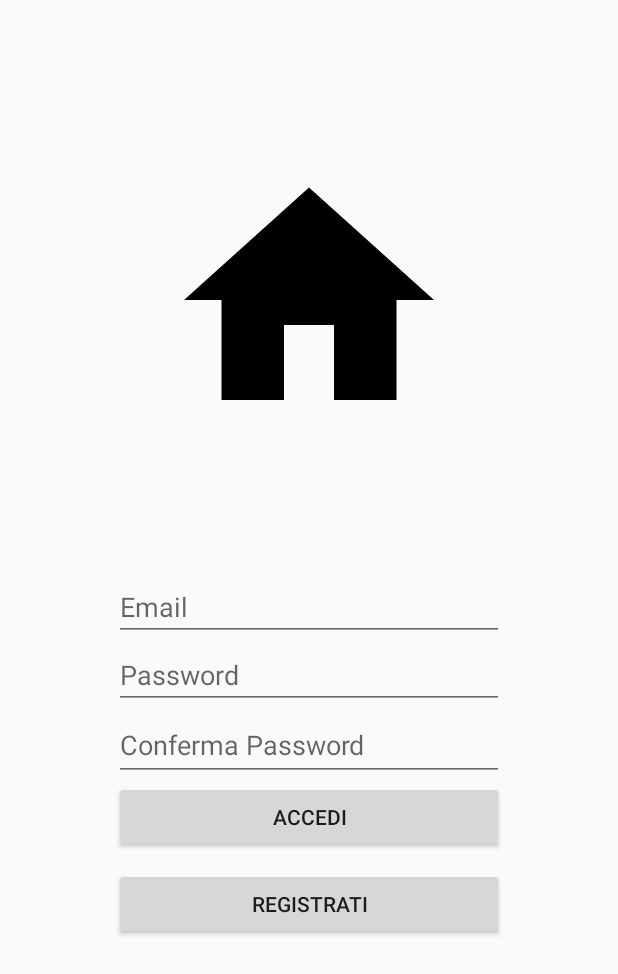
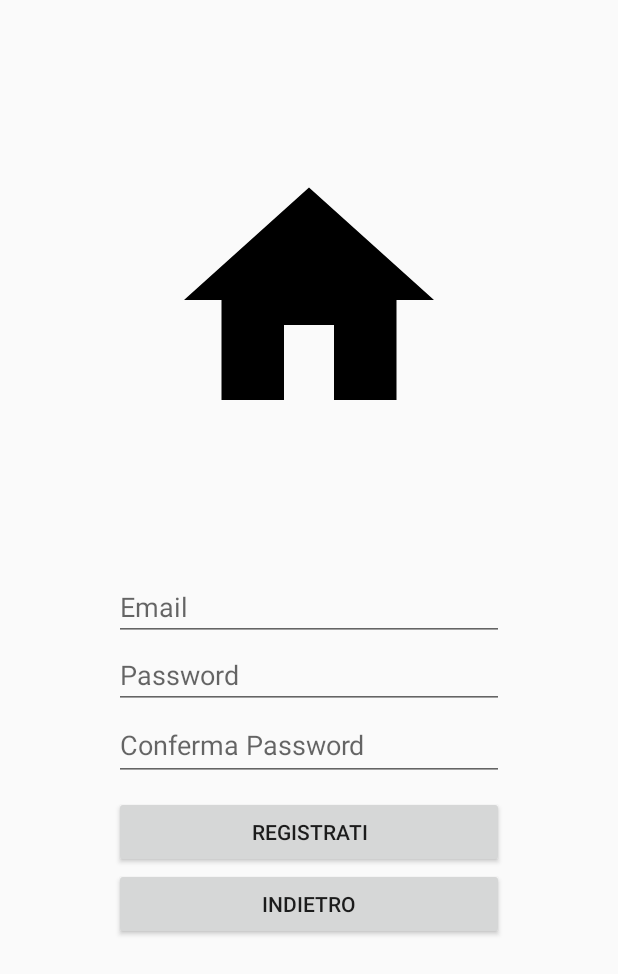
Before and after one commit to d-albuzzi1/FlashCardas, an Android app: the screen it shows after launch (WelcomeActivity), after a tap on "REGISTRATI", on a phone screen of 412 x 824 dp. Shown: the top 974 px of the screen. Run offline under Robolectric (Android 15) with nearby library versions, the phone set to English and light mode, and no system bars; our stand-ins replace Firebase (no records; nobody signed in at launch, a user with empty details on screens opened directly).

Commit message:
rimozione AuthActivity.java e il suo xml, fix del RegisterFragment e MainViewModel e MainActivity

```diff
--- a/app/src/main/java/com/example/flashcardas/ui/main/MainActivity.java
+++ b/app/src/main/java/com/example/flashcardas/ui/main/MainActivity.java
@@ -10,6 +10,7 @@ import androidx.lifecycle.ViewModelProvider;
 
 import com.example.flashcardas.R;
 import com.example.flashcardas.viewmodel.MainViewModel;
+import com.example.flashcardas.viewmodel.WelcomeViewModel;
 import com.google.android.material.bottomnavigation.BottomNavigationView;
 import com.google.android.material.navigation.NavigationBarView;
 
@@ -27,7 +28,7 @@ public class MainActivity extends AppCompatActivity implements NavigationBarView
 
         // Inizializza BottomNavigationView
         BottomNavigationView bottomNavigationView = findViewById(R.id.bottom_navigation_bar);
-        bottomNavigationView.setOnItemSelectedListener(this);  // Usa il nuovo listener
+        bottomNavigationView.setOnItemSelectedListener(this);
 
         // Osserva i cambiamenti del Fragment corrente
         mainViewModel.getCurrentFragment().observe(this, this::loadFragment);
--- a/app/src/main/java/com/example/flashcardas/ui/welcome/LoginFragment.java
+++ b/app/src/main/java/com/example/flashcardas/ui/welcome/LoginFragment.java
@@ -16,10 +16,10 @@ import androidx.lifecycle.ViewModelProvider;
 
 import com.example.flashcardas.R;
 import com.example.flashcardas.ui.main.MainActivity;
-import com.example.flashcardas.viewmodel.MainViewModel;
+import com.example.flashcardas.viewmodel.WelcomeViewModel;
 
 public class LoginFragment extends Fragment {
-    private MainViewModel mainViewModel;
+    private WelcomeViewModel welcomeViewModel;
     private EditText emailInput, passwordInput;
 
     @Nullable
@@ -27,7 +27,7 @@ public class LoginFragment extends Fragment {
     public View onCreateView(@NonNull LayoutInflater inflater, @Nullable ViewGroup container, @Nullable Bundle savedInstanceState) {
         View view = inflater.inflate(R.layout.fragment_login, container, false);
 
-        mainViewModel = new ViewModelProvider(this).get(MainViewModel.class);
+        welcomeViewModel = new ViewModelProvider(this).get(WelcomeViewModel.class);
 
         emailInput = view.findViewById(R.id.emailInput);
         passwordInput = view.findViewById(R.id.passwordInput);
@@ -51,7 +51,7 @@ public class LoginFragment extends Fragment {
             return;
         }
 
-        mainViewModel.loginUser(email, password);
+        welcomeViewModel.loginUser(email, password);
     }
 
     private void loadRegisterFragment() {
@@ -64,7 +64,7 @@ public class LoginFragment extends Fragment {
 
     private void observeViewModel() {
 
-        mainViewModel.getLoginSuccess().observe(getViewLifecycleOwner(), success -> {
+        welcomeViewModel.getLoginSuccess().observe(getViewLifecycleOwner(), success -> {
             if (success) {
 
                 Toast.makeText(getActivity(), "Login riuscito!", Toast.LENGTH_SHORT).show();
@@ -74,7 +74,7 @@ public class LoginFragment extends Fragment {
         });
 
 
-        mainViewModel.getErrorMessage().observe(getViewLifecycleOwner(), error -> {
+        welcomeViewModel.getErrorMessage().observe(getViewLifecycleOwner(), error -> {
             if (error != null) {
                 Toast.makeText(getActivity(), error, Toast.LENGTH_SHORT).show();
             }
--- a/app/src/main/java/com/example/flashcardas/ui/welcome/RegisterFragment.java
+++ b/app/src/main/java/com/example/flashcardas/ui/welcome/RegisterFragment.java
@@ -1,5 +1,6 @@
 package com.example.flashcardas.ui.welcome;
 
+import android.content.Intent;
 import android.os.Bundle;
 import android.view.LayoutInflater;
 import android.view.View;
@@ -14,11 +15,11 @@ import androidx.fragment.app.Fragment;
 import androidx.lifecycle.ViewModelProvider;
 
 import com.example.flashcardas.R;
-import com.example.flashcardas.viewmodel.AuthViewModel;
-import com.example.flashcardas.viewmodel.MainViewModel;
+import com.example.flashcardas.ui.main.MainActivity;
+import com.example.flashcardas.viewmodel.WelcomeViewModel;
 
 public class RegisterFragment extends Fragment {
-    private MainViewModel mainViewModel;
+    private WelcomeViewModel welcomeViewModel;
     private EditText emailInput, passwordInput, confirmPasswordInput;
 
     @Nullable
@@ -26,19 +27,22 @@ public class RegisterFragment extends Fragment {
     public View onCreateView(@NonNull LayoutInflater inflater, @Nullable ViewGroup container, @Nullable Bundle savedInstanceState) {
         View view = inflater.inflate(R.layout.fragment_register, container, false);
 
-        mainViewModel = new ViewModelProvider(this).get(MainViewModel.class);
+        welcomeViewModel = new ViewModelProvider(this).get(WelcomeViewModel.class);
 
         emailInput = view.findViewById(R.id.emailInput);
         passwordInput = view.findViewById(R.id.passwordInput);
         confirmPasswordInput = view.findViewById(R.id.confirmPasswordInput);
         Button registerButton = view.findViewById(R.id.registerButton);
+        Button backButton = view.findViewById(R.id.backButton);
 
         registerButton.setOnClickListener(v -> {
             String email = emailInput.getText().toString().trim();
             String password = passwordInput.getText().toString().trim();
             String confirmPassword = confirmPasswordInput.getText().toString().trim();
-            mainViewModel.registerUser(email, password, confirmPassword);
+            welcomeViewModel.registerUser(email, password, confirmPassword);
         });
+
+        backButton.setOnClickListener(v -> loadLoginFragment());
 
 
         observeViewModel();
@@ -47,18 +51,27 @@ public class RegisterFragment extends Fragment {
     }
 
     private void observeViewModel() {
-        mainViewModel.getRegistrationSuccess().observe(getViewLifecycleOwner(), success -> {
+        welcomeViewModel.getRegistrationSuccess().observe(getViewLifecycleOwner(), success -> {
             if (success) {
-                Toast.makeText(getActivity(), "Registrazione completata! Ora puoi accedere.", Toast.LENGTH_SHORT).show();
+                Toast.makeText(getActivity(), "Registrazione completata!", Toast.LENGTH_SHORT).show();
+                startActivity(new Intent(getActivity(), MainActivity.class));
+                getActivity().finish();
             }
         });
 
-        mainViewModel.getErrorMessage().observe(getViewLifecycleOwner(), error -> {
+        welcomeViewModel.getErrorMessage().observe(getViewLifecycleOwner(), error -> {
             if (error != null) {
                 Toast.makeText(getActivity(), error, Toast.LENGTH_SHORT).show();
             }
         });
     }
 
+    private void loadLoginFragment() {
+        getParentFragmentManager().beginTransaction()
+                .replace(R.id.authFragmentContainer, new LoginFragment())
+                .addToBackStack(null)
+                .commit();
+    }
+
 
 }
--- a/app/src/main/java/com/example/flashcardas/ui/welcome/WelcomeActivity.java
+++ b/app/src/main/java/com/example/flashcardas/ui/welcome/WelcomeActivity.java
@@ -1,8 +1,6 @@
 package com.example.flashcardas.ui.welcome;
 
-import android.content.Intent;
 import android.os.Bundle;
-import android.widget.Button;
 import androidx.appcompat.app.AppCompatActivity;
 import androidx.fragment.app.Fragment;
 
--- a/app/src/main/java/com/example/flashcardas/viewmodel/MainViewModel.java
+++ b/app/src/main/java/com/example/flashcardas/viewmodel/MainViewModel.java
@@ -6,80 +6,18 @@ import androidx.lifecycle.MutableLiveData;
 import androidx.lifecycle.ViewModel;
 
 import com.example.flashcardas.ui.main.HomeFragment;
-import com.google.firebase.auth.FirebaseAuth;
 
 public class MainViewModel extends ViewModel {
 
-    // LiveData per gestire il Fragment corrente
     private final MutableLiveData<Fragment> currentFragment = new MutableLiveData<>();
-    private final FirebaseAuth auth;
-    private final MutableLiveData<Boolean> registrationSuccess = new MutableLiveData<>();
-    private MutableLiveData<Boolean> loginSuccess = new MutableLiveData<>();
-    private final MutableLiveData<String> errorMessage = new MutableLiveData<>();
-
 
     public MainViewModel() {
-        // Imposta il Fragment di default, ad esempio FragmentHome
         currentFragment.setValue(new HomeFragment());
-
-        auth = FirebaseAuth.getInstance();
     }
 
-
-    public void registerUser(String email, String password, String confirmPassword) {
-        if (email.isEmpty() || password.isEmpty() || confirmPassword.isEmpty()) {
-            errorMessage.setValue("Inserisci tutti i dati");
-            return;
-        }
-
-        if (!password.equals(confirmPassword)) {
-            errorMessage.setValue("Le password non corrispondono");
-            return;
-        }
-
-        if (password.length() < 6) {
-            errorMessage.setValue("La password deve avere almeno 6 caratteri");
-            return;
-        }
-
-        auth.createUserWithEmailAndPassword(email, password)
-                .addOnCompleteListener(task -> {
-                    if (task.isSuccessful()) {
-                        registrationSuccess.setValue(true);
-                    } else {
-                        errorMessage.setValue(task.getException().getMessage());
-                    }
-                });
-    }
-
-    // Metodo per eseguire il login
-    public void loginUser(String email, String password) {
-        auth.signInWithEmailAndPassword(email, password)
-                .addOnCompleteListener(task -> {
-                    if (task.isSuccessful()) {
-                        loginSuccess.setValue(true);  // Imposta il successo del login
-                    } else {
-                        errorMessage.setValue(task.getException().getMessage());  // Imposta l'errore
-                    }
-                });
-    }
-
-    public LiveData<Boolean> getRegistrationSuccess() {
-        return registrationSuccess;
-    }
-    public LiveData<Boolean> getLoginSuccess() {
-        return loginSuccess;
-    }
-    public LiveData<String> getErrorMessage() {
-        return errorMessage;
-    }
-
-    // Funzione per ottenere il Fragment corrente
     public LiveData<Fragment> getCurrentFragment() {
         return currentFragment;
     }
-
-    // Funzione per cambiare il Fragment
     public void setCurrentFragment(Fragment fragment) {
         currentFragment.setValue(fragment);
     }
--- a/app/src/main/java/com/example/flashcardas/viewmodel/AuthViewModel.java
+++ b/app/src/main/java/com/example/flashcardas/viewmodel/WelcomeViewModel.java
@@ -1,17 +1,26 @@
 package com.example.flashcardas.viewmodel;
 
+import androidx.fragment.app.Fragment;
 import androidx.lifecycle.LiveData;
 import androidx.lifecycle.MutableLiveData;
 import androidx.lifecycle.ViewModel;
+
+import com.example.flashcardas.ui.welcome.LoginFragment;
 import com.google.firebase.auth.FirebaseAuth;
 
-public class AuthViewModel extends ViewModel {
+public class WelcomeViewModel extends ViewModel {
+
+    private final MutableLiveData<Fragment> currentFragment = new MutableLiveData<>();
     private final FirebaseAuth auth;
     private final MutableLiveData<Boolean> registrationSuccess = new MutableLiveData<>();
-    private MutableLiveData<Boolean> loginSuccess = new MutableLiveData<>();
+    private final MutableLiveData<Boolean> loginSuccess = new MutableLiveData<>();
     private final MutableLiveData<String> errorMessage = new MutableLiveData<>();
 
-    public AuthViewModel() {
+
+    public WelcomeViewModel() {
+        // Imposta il Fragment di default
+        currentFragment.setValue(new LoginFragment());
+
         auth = FirebaseAuth.getInstance();
     }
 
@@ -41,7 +50,6 @@ public class AuthViewModel extends ViewModel {
                 });
     }
 
-    // Metodo per eseguire il login
     public void loginUser(String email, String password) {
         auth.signInWithEmailAndPassword(email, password)
                 .addOnCompleteListener(task -> {
--- a/app/src/main/res/layout/fragment_register.xml
+++ b/app/src/main/res/layout/fragment_register.xml
@@ -9,14 +9,14 @@
         android:id="@+id/emailInput"
         android:layout_width="match_parent"
         android:layout_height="wrap_content"
-        android:hint="Email"/>
+        android:hint="Email" />
 
     <EditText
         android:id="@+id/passwordInput"
         android:layout_width="match_parent"
         android:layout_height="wrap_content"
         android:hint="Password"
-        android:inputType="textPassword"/>
+        android:inputType="textPassword" />
 
     <EditText
         android:id="@+id/confirmPasswordInput"
@@ -26,15 +26,16 @@
         android:inputType="textPassword" />
 
     <Button
-        android:id="@+id/loginButton"
-        android:layout_width="match_parent"
-        android:layout_height="wrap_content"
-        android:text="Accedi"/>
-
-    <Button
         android:id="@+id/registerButton"
         android:layout_width="match_parent"
         android:layout_height="wrap_content"
         android:text="Registrati"
-        android:layout_marginTop="10dp"/>/>
+        android:layout_marginTop="10dp" />
+
+    <Button
+        android:id="@+id/backButton"
+        android:layout_width="match_parent"
+        android:layout_height="wrap_content"
+        android:text="Indietro" />
+
 </LinearLayout>
```
Also changed, not shown: app/src/main/java/com/example/flashcardas/ui/welcome/AuthActivity.java (deleted, +0 -32 lines), app/src/main/res/layout/activity_auth.xml (deleted, +0 -14 lines).
